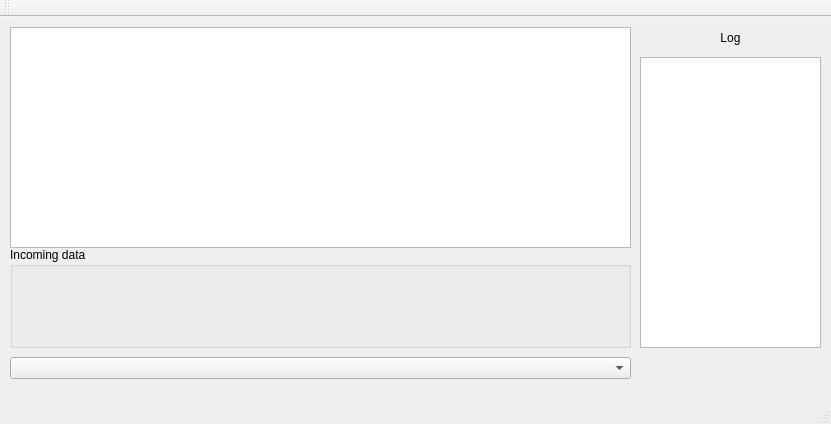
sas26031962/Sqlite_Example0, file mainwindow.ui: the form before one commit.
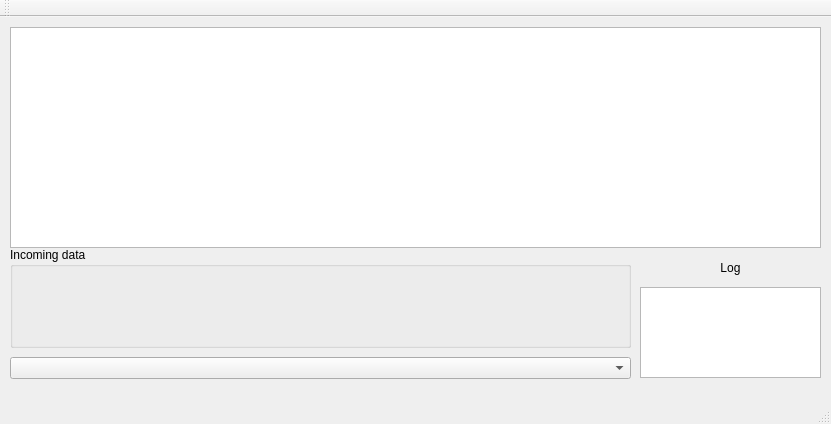
The form after the commit.

Commit message: Доработка интерфейса: расширение зоны ViewTable

Patch:
```diff
--- a/mainwindow.ui
+++ b/mainwindow.ui
@@ -19,7 +19,7 @@
      <rect>
       <x>10</x>
       <y>10</y>
-      <width>621</width>
+      <width>811</width>
       <height>221</height>
      </rect>
     </property>
@@ -28,7 +28,7 @@
     <property name="geometry">
      <rect>
       <x>640</x>
-      <y>10</y>
+      <y>240</y>
       <width>181</width>
       <height>21</height>
      </rect>
@@ -44,9 +44,9 @@
     <property name="geometry">
      <rect>
       <x>640</x>
-      <y>40</y>
+      <y>270</y>
       <width>181</width>
-      <height>291</height>
+      <height>91</height>
      </rect>
     </property>
    </widget>
```
The commit also changes 1 other file.
